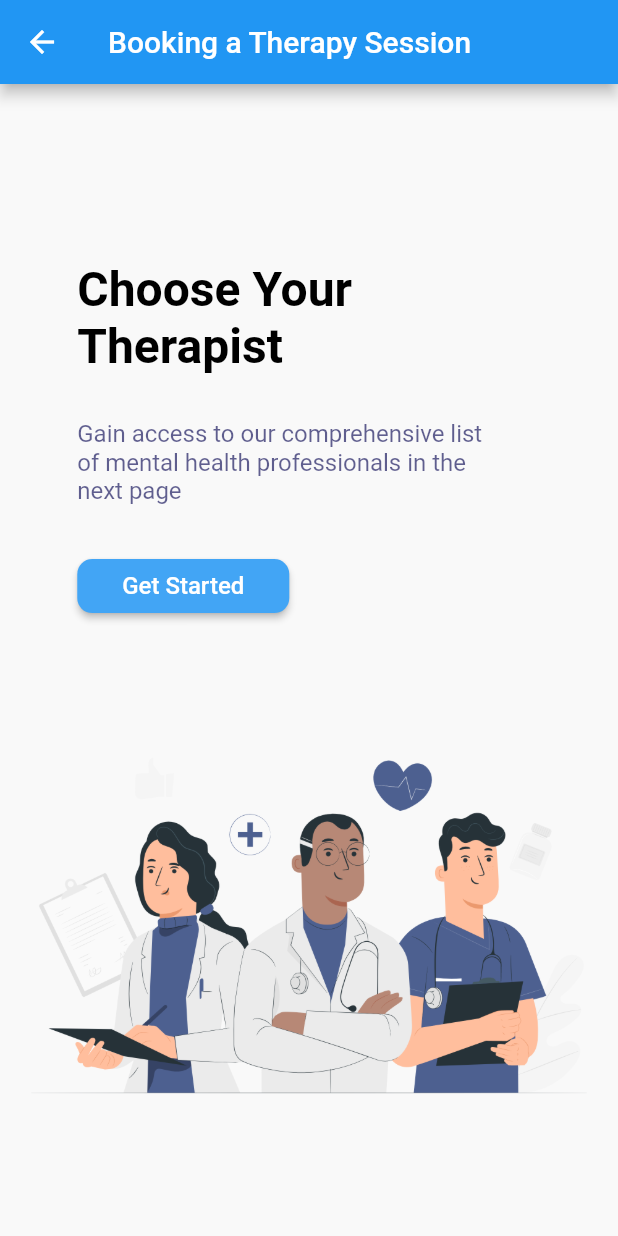
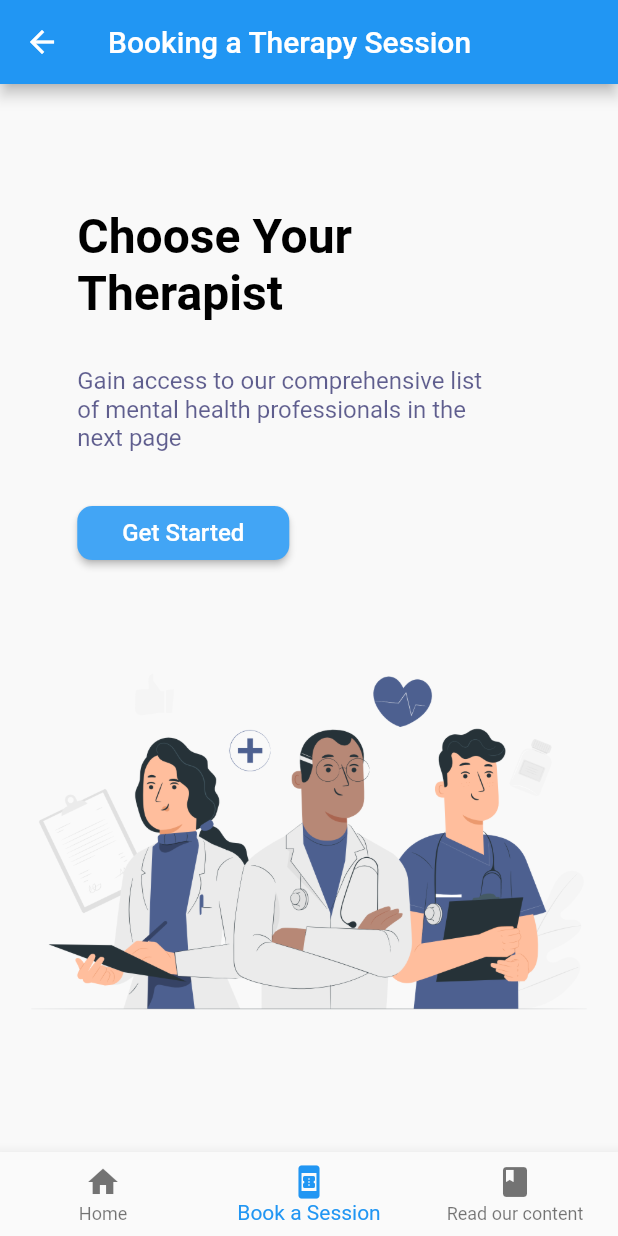
Before and after one commit to iwanjo/furaha2, a Flutter app: the OnboardingScreen screen opened directly, on a phone screen of 412 x 824 dp. Run offline on Flutter 3.47's test engine with Material 2 defaults, Android fonts, the phone set to English and light mode, and no system bars; our stand-ins replace firebase_auth, firebase_core, firebase_database, splashscreen; accounts and stored records are empty.

Commit message:
Working on reading content section

```diff
--- a/furaha_application/lib/home.dart
+++ b/furaha_application/lib/home.dart
@@ -1,6 +1,7 @@
 import 'package:firebase_auth/firebase_auth.dart';
 import 'package:firebase_database/firebase_database.dart';
 import 'package:flutter/material.dart';
+import 'package:furaha_application/read.dart';
 import 'onboard.dart';
 import 'signup.dart';
 
@@ -70,7 +71,12 @@ class Home extends StatelessWidget {
               fontSize: 22.0, color: Colors.white, fontWeight: FontWeight.bold),
         ),
         splashColor: Colors.white,
-        onPressed: () {},
+        onPressed: () {
+          Navigator.push(
+            context,
+            MaterialPageRoute(builder: (context) => ReadScreen()),
+          );
+        },
       ),
     );
 
@@ -115,6 +121,26 @@ class Home extends StatelessWidget {
             )
           ],
         ),
+
+        // Attempting to add bottom navigation
+
+        bottomNavigationBar: BottomNavigationBar(
+          currentIndex: 0,
+          items: [
+            BottomNavigationBarItem(
+              icon: new Icon(Icons.home),
+              label: 'Home',
+            ),
+            BottomNavigationBarItem(
+              icon: new Icon(Icons.book_online),
+              label: 'Book a Session',
+            ),
+            BottomNavigationBarItem(
+              icon: new Icon(Icons.book),
+              label: 'Read our content',
+            ),
+          ],
+        ),
         body: Form(
           child: SingleChildScrollView(
             padding: EdgeInsets.all(35),
@@ -130,6 +156,8 @@ class Home extends StatelessWidget {
                 moodJournal,
                 Padding(padding: EdgeInsets.only(top: 40.0)),
                 readArticle,
+
+                // attempting to add bottom navigation
               ],
             ),
           ),
--- a/furaha_application/lib/onboard.dart
+++ b/furaha_application/lib/onboard.dart
@@ -5,13 +5,37 @@ import 'package:furaha_application/therapist_home.dart';
 class OnboardingScreen extends StatelessWidget {
   @override
   Widget build(BuildContext context) {
+    final logo = Image.asset(
+      "assets/mental-health.png",
+      fit: BoxFit.fill,
+      width: 90.0,
+      height: 90.0,
+    );
     return Scaffold(
       appBar: AppBar(title: Text("Booking a Therapy Session")),
+      bottomNavigationBar: BottomNavigationBar(
+        currentIndex: 1,
+        items: [
+          BottomNavigationBarItem(
+            icon: new Icon(Icons.home),
+            label: 'Home',
+          ),
+          BottomNavigationBarItem(
+            icon: new Icon(Icons.book_online),
+            label: 'Book a Session',
+          ),
+          BottomNavigationBarItem(
+            icon: new Icon(Icons.book),
+            label: 'Read our content',
+          ),
+        ],
+      ),
       backgroundColor: kBackgroundColor,
       body: SafeArea(
         bottom: false,
         child: Stack(
           children: <Widget>[
+            Padding(padding: EdgeInsets.only(left: 20.0)),
             Align(
               alignment: Alignment.bottomCenter,
               child: Image.asset(
@@ -21,7 +45,7 @@ class OnboardingScreen extends StatelessWidget {
               ),
             ),
             Positioned(
-              top: MediaQuery.of(context).size.height / 7,
+              top: MediaQuery.of(context).size.height / 10,
               child: Padding(
                 padding: EdgeInsets.symmetric(
                   horizontal: MediaQuery.of(context).size.width / 8,
--- a/furaha_application/lib/therapist_home.dart
+++ b/furaha_application/lib/therapist_home.dart
@@ -8,6 +8,23 @@ class HomeScreen extends StatelessWidget {
   Widget build(BuildContext context) {
     return Scaffold(
       appBar: AppBar(title: Text("Choose Your Therapist")),
+      bottomNavigationBar: BottomNavigationBar(
+        currentIndex: 1,
+        items: [
+          BottomNavigationBarItem(
+            icon: new Icon(Icons.home),
+            label: 'Home',
+          ),
+          BottomNavigationBarItem(
+            icon: new Icon(Icons.book_online),
+            label: 'Book a Session',
+          ),
+          BottomNavigationBarItem(
+            icon: new Icon(Icons.book),
+            label: 'Read our content',
+          ),
+        ],
+      ),
       backgroundColor: kBackgroundColor,
       body: SafeArea(
         bottom: false,
```
Also changed, not shown: furaha_application/lib/read.dart (added, +36 -0 lines).
